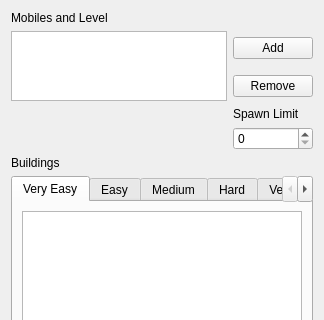
First picture: the form in WorldSpawnerTool/lairtool.ui, repository TheAnswer/Tools, before the edit; both pictures show x 0 to 324 and y 0 to 320 of the 324 by 501 pixel window.
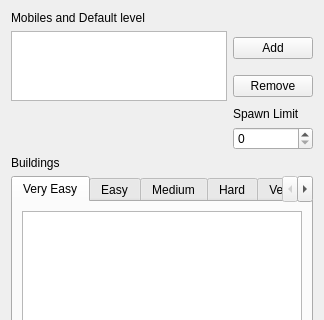
Second picture: the form after the edit.

What changed in the file:
```diff
--- a/WorldSpawnerTool/lairtool.ui
+++ b/WorldSpawnerTool/lairtool.ui
@@ -19,7 +19,7 @@
      <item row="0" column="0">
       <widget class="QLabel" name="label">
        <property name="text">
-        <string>Mobiles and Level</string>
+        <string>Mobiles and Default level</string>
        </property>
       </widget>
      </item>
```
